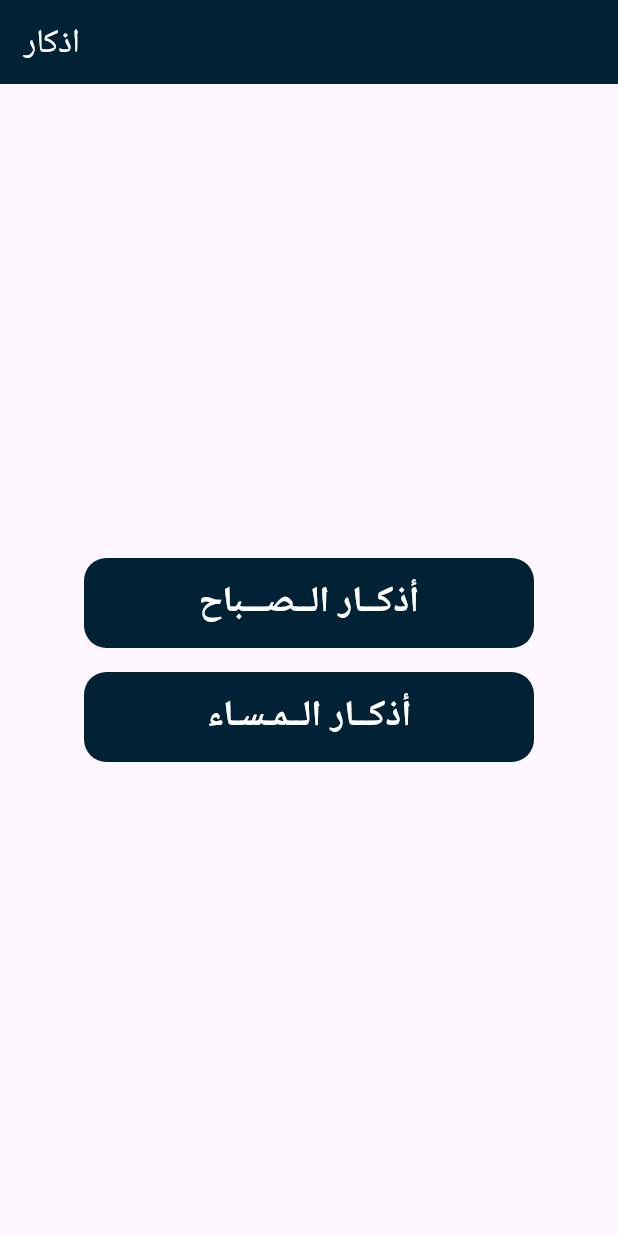
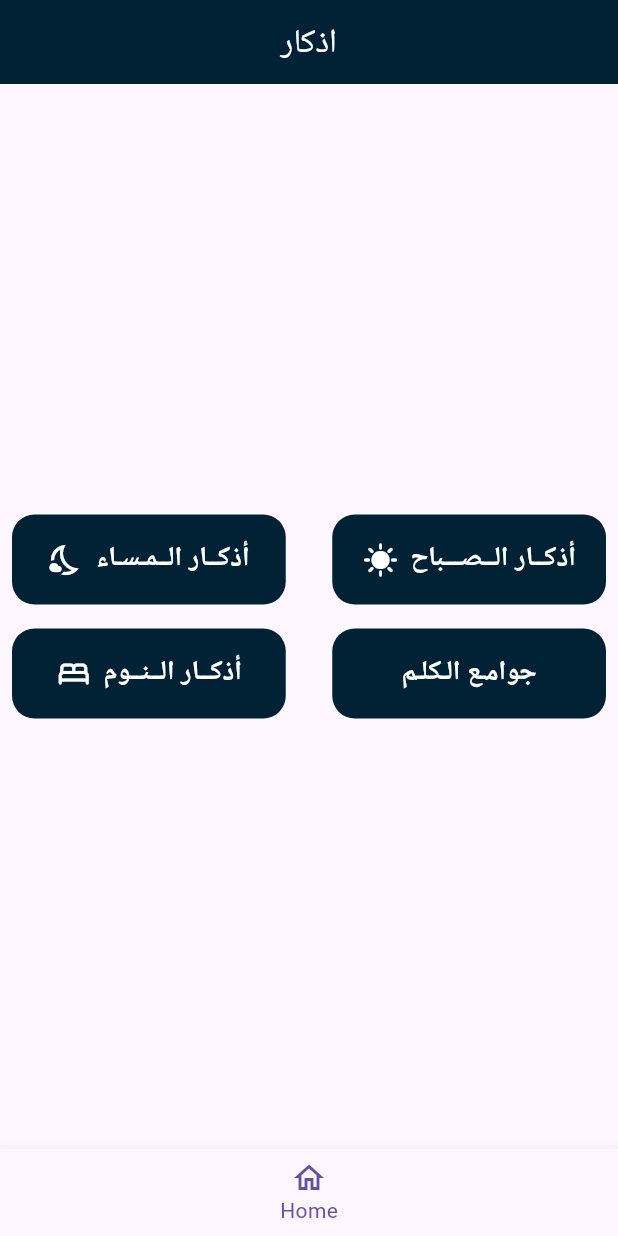
Before and after one commit to mdagher91/azkaar_app, a Flutter app: the screen it shows after launch, on a phone screen of 412 x 824 dp. Run offline on Flutter 3.47's test engine with Material 3 defaults, Android fonts, the light colour scheme and no system bars.

Commit message:
update03

```diff
--- a/lib/layout/home_page.dart
+++ b/lib/layout/home_page.dart
@@ -1,6 +1,7 @@
 import 'package:azkaar_app/constants/color.dart';
+import 'package:azkaar_app/shared/componentes/bottom_nav_bar.dart';
 import 'package:azkaar_app/widgets/azkar_item.dart';
-import 'package:azkaar_app/widgets/custom_button.dart';
+import 'package:azkaar_app/shared/componentes/custom_button.dart';
 import 'package:flutter/material.dart';
 
 class HomePage extends StatelessWidget {
@@ -10,7 +11,9 @@ class HomePage extends StatelessWidget {
   Widget build(BuildContext context) {
     return Scaffold(
       appBar: AppBar(
-        title: Text('اذكار', style: TextStyle(color: Colors.white)),
+        title: Center(
+          child: Text('اذكار', style: TextStyle(color: Colors.white)),
+        ),
         backgroundColor: defaultColor,
       ),
       body: PageView(
@@ -18,13 +21,48 @@ class HomePage extends StatelessWidget {
           Column(
             children: [
               Spacer(),
-              CustomButton(text: 'أذكــار الــصـــباح', onPressed: () {}),
-              CustomButton(text: 'أذكــار الــمـسـاء', onPressed: () {}),
+              Row(
+                children: [
+                  CustomButton(
+                    text: 'أذكــار الــمـسـاء',
+                    icon: Icons.nights_stay_outlined,
+                    onPressed: () {},
+                  ),
+                  SizedBox(width: 15),
+                  CustomButton(
+                    text: 'أذكــار الــصـــباح',
+                    icon: Icons.sunny,
+                    onPressed: () {},
+                  ),
+                ],
+              ),
+              SizedBox(width: 15),
+              Row(
+                children: [
+                  CustomButton(
+                    text: 'أذكــار الــنــوم',
+                    icon: Icons.bed_rounded,
+                    onPressed: () {},
+                  ),
+                  SizedBox(width: 15),
+
+                  CustomButton(
+                    text: 'جوامـع الـكلـم',
+                    icon: null,
+                    onPressed: () {},
+                  ),
+                ],
+              ),
+
               Spacer(),
             ],
           ),
         ],
       ),
+      bottomNavigationBar: CustomBottomNavBar(
+        currentIndex: 0,
+        onTap: (int value) {},
+      ),
     );
   }
 }
--- a/lib/main.dart
+++ b/lib/main.dart
@@ -1,4 +1,5 @@
 import 'package:azkaar_app/layout/home_page.dart';
+import 'package:azkaar_app/models/size_config.dart';
 import 'package:flutter/material.dart';
 
 void main() {
@@ -15,7 +16,18 @@ class MyApp extends StatelessWidget {
       debugShowCheckedModeBanner: false,
 
       theme: ThemeData(),
-      home: const HomePage(),
+      home: const SizeConfigInit(child: HomePage()),
     );
   }
 }
+
+class SizeConfigInit extends StatelessWidget {
+  final Widget child;
+  const SizeConfigInit({super.key, required this.child});
+
+  @override
+  Widget build(BuildContext context) {
+    SizeConfig().init(context);
+    return child;
+  }
+}
--- /dev/null
+++ b/lib/models/size_config.dart
@@ -0,0 +1,22 @@
+// ignore_for_file: avoid_print
+
+import 'package:flutter/material.dart';
+
+class SizeConfig {
+  static double? screenWidth;
+  static double? screenHeight;
+  static double? defaultSize;
+  static Orientation? orientation;
+
+  void init(BuildContext context) {
+    screenWidth = MediaQuery.of(context).size.width;
+    screenHeight = MediaQuery.of(context).size.height;
+    orientation = MediaQuery.of(context).orientation;
+
+    defaultSize = orientation == Orientation.landscape
+        ? screenHeight! * .024
+        : screenWidth! * .024;
+
+    print('this is the default size $defaultSize');
+  }
+}
--- /dev/null
+++ b/lib/shared/componentes/bottom_nav_bar.dart
@@ -0,0 +1,31 @@
+import 'package:flutter/material.dart';
+
+class CustomBottomNavBar extends StatelessWidget {
+  final int currentIndex;
+  final ValueChanged<int> onTap;
+
+  const CustomBottomNavBar({
+    super.key,
+    required this.currentIndex,
+    required this.onTap,
+  });
+
+  @override
+  Widget build(BuildContext context) {
+    return BottomNavigationBar(
+      currentIndex: currentIndex,
+      onTap: onTap,
+      items: const [
+        BottomNavigationBarItem(icon: Icon(Icons.home_outlined), label: 'Home'),
+        // BottomNavigationBarItem(
+        //   icon: Icon(Icons.favorite_border),
+        //   label: 'Favorites',
+        // ),
+        // BottomNavigationBarItem(
+        //   icon: Icon(Icons.settings_outlined),
+        //   label: 'Settings',
+        // ),
+      ],
+    );
+  }
+}
--- /dev/null
+++ b/lib/shared/componentes/custom_button.dart
@@ -0,0 +1,50 @@
+import 'package:azkaar_app/constants/color.dart';
+import 'package:azkaar_app/models/size_config.dart';
+import 'package:flutter/material.dart';
+
+class CustomButton extends StatelessWidget {
+  const CustomButton({
+    super.key,
+    required this.text,
+    required this.onPressed,
+    this.icon,
+  });
+  final String? text;
+  final VoidCallback? onPressed;
+  final IconData? icon;
+
+  @override
+  Widget build(BuildContext context) {
+    return Expanded(
+      child: Padding(
+        padding: const EdgeInsets.all(8.0),
+        child: Container(
+          height: 60,
+          width: SizeConfig.screenWidth! * 20,
+          decoration: BoxDecoration(
+            borderRadius: BorderRadius.circular(15),
+            color: defaultColor,
+          ),
+          child: Center(
+            child: Row(
+              mainAxisAlignment: MainAxisAlignment.center,
+              mainAxisSize: MainAxisSize.min,
+              children: [
+                if (icon != null) Icon(icon, color: Colors.white, size: 24),
+                if (icon != null) const SizedBox(width: 8),
+                Text(
+                  text ?? '',
+                  style: const TextStyle(
+                    color: Colors.white,
+                    fontSize: 18,
+                    fontWeight: FontWeight.bold,
+                  ),
+                ),
+              ],
+            ),
+          ),
+        ),
+      ),
+    );
+  }
+}
--- /dev/null
+++ b/lib/shared/componentes/space_widget.dart
@@ -0,0 +1,22 @@
+import 'package:azkaar_app/models/size_config.dart';
+import 'package:flutter/material.dart';
+
+class HorizontalSpace extends StatelessWidget {
+  const HorizontalSpace(this.value, {super.key});
+  final double value;
+
+  @override
+  Widget build(BuildContext context) {
+    return SizedBox(width: SizeConfig.defaultSize! * value);
+  }
+}
+
+class VerticalSpace extends StatelessWidget {
+  const VerticalSpace(this.value, {super.key});
+  final double value;
+
+  @override
+  Widget build(BuildContext context) {
+    return SizedBox(height: SizeConfig.defaultSize! * value);
+  }
+}
--- a/lib/widgets/custom_button.dart
+++ /dev/null
@@ -1,33 +0,0 @@
-import 'package:azkaar_app/constants/color.dart';
-import 'package:flutter/material.dart';
-
-class CustomButton extends StatelessWidget {
-  const CustomButton({super.key, required this.text, required this.onPressed});
-  final String? text;
-  final VoidCallback? onPressed;
-
-  @override
-  Widget build(BuildContext context) {
-    return Padding(
-      padding: const EdgeInsets.all(8.0),
-      child: Container(
-        height: 60,
-        width: 300,
-        decoration: BoxDecoration(
-          borderRadius: BorderRadius.circular(15),
-          color: defaultColor,
-        ),
-        child: Center(
-          child: Text(
-            text!,
-            style: TextStyle(
-              color: Colors.white,
-              fontSize: 24,
-              fontWeight: FontWeight.bold,
-            ),
-          ),
-        ),
-      ),
-    );
-  }
-}
```
